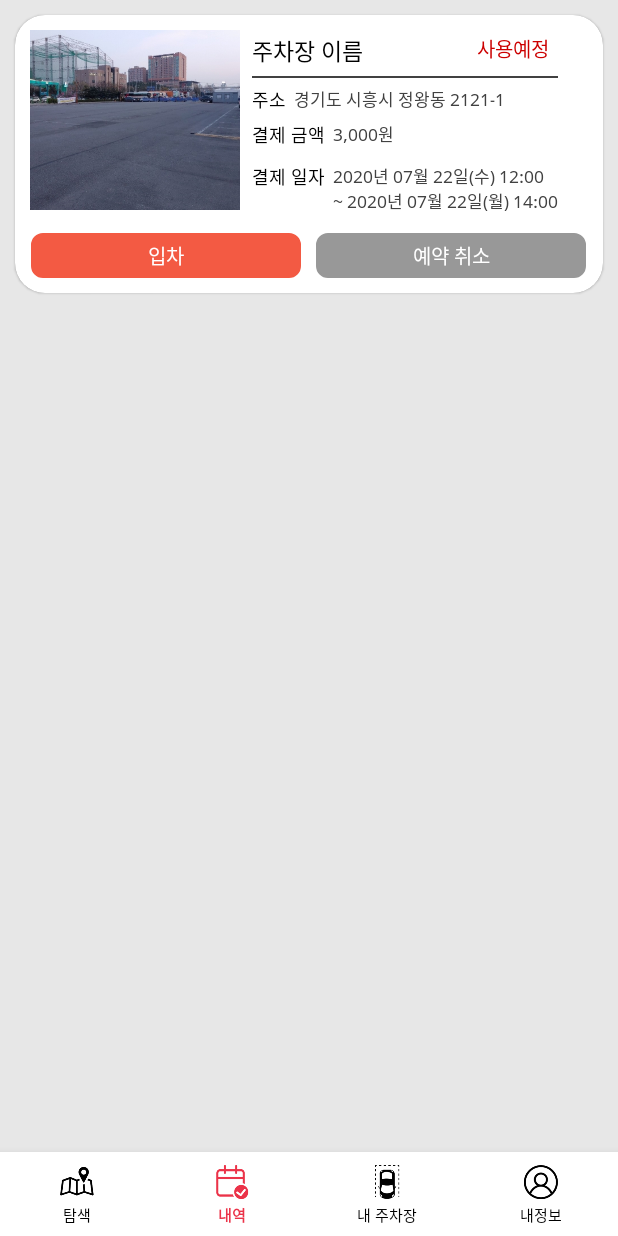
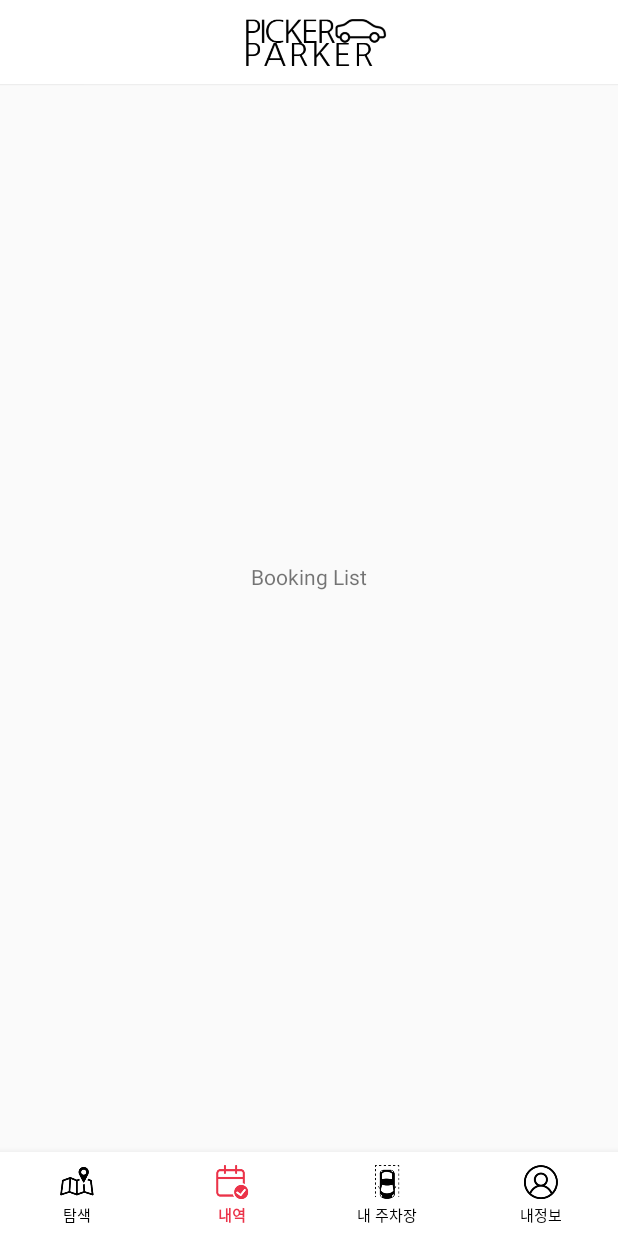
Before and after one commit to surimLee/PeterParker, an Android app: the screen it shows after launch (MainActivity), item 2 of the bottom bar chosen, on a phone screen of 412 x 824 dp. Run offline under Robolectric (Android 15) with nearby library versions, the phone set to English and light mode, and no system bars; libraries missing offline, so code that uses them is left out: com.google.maps.android.

Commit message:
Revert "Add Booking List item Edit fontfamily"
This reverts commit 47e2962d

```diff
--- a/app/build.gradle
+++ b/app/build.gradle
@@ -5,7 +5,7 @@ android {
     buildToolsVersion "30.0.0"
     defaultConfig {
         applicationId "kr.co.waytech.peterparker"
-        minSdkVersion 26
+        minSdkVersion 16
         targetSdkVersion 30
         versionCode 1
         versionName "1.0"
--- a/app/src/main/java/kr/co/waytech/peterparker/fragment/BookingListFragment.java
+++ b/app/src/main/java/kr/co/waytech/peterparker/fragment/BookingListFragment.java
@@ -32,8 +32,7 @@ public class BookingListFragment extends Fragment {
     @Nullable
     @Override
     public View onCreateView(@NonNull LayoutInflater inflater, @Nullable ViewGroup container, @Nullable Bundle savedInstanceState) {
-//        View view = inflater.inflate(R.layout.fragment_bookinglist, container,false);
-        View view = inflater.inflate(R.layout.booking_list_item, container,false);
+        View view = inflater.inflate(R.layout.fragment_bookinglist, container,false);
 
         return view;
     }
--- a/app/src/main/res/drawable/btn_gray.xml
+++ /dev/null
@@ -1,9 +0,0 @@
-<?xml version="1.0" encoding="utf-8"?>
-<shape
-    xmlns:android="http://schemas.android.com/apk/res/android"
-    android:shape="rectangle">
-    <corners android:radius="7dp"  />
-    <solid android:color="#989898"/>
-    <stroke android:color="#989898"/>
-    <stroke android:width="1dp"/>
-</shape>
--- a/app/src/main/res/drawable/whitecard.xml
+++ /dev/null
@@ -1,6 +0,0 @@
-<shape
-    xmlns:android="http://schemas.android.com/apk/res/android"
-    android:shape="rectangle">
-    <corners android:radius="20dp"  />
-    <solid android:color="@android:color/white"></solid>
-</shape>
--- a/app/src/main/res/layout/booking_list_item.xml
+++ /dev/null
@@ -1,174 +0,0 @@
-<?xml version="1.0" encoding="utf-8"?>
-<LinearLayout xmlns:android="http://schemas.android.com/apk/res/android"
-    xmlns:app="http://schemas.android.com/apk/res-auto"
-    xmlns:bind="http://schemas.android.com/tools"
-    android:orientation="vertical"
-    android:layout_width="match_parent"
-    android:layout_height="match_parent"
-    android:background="@color/lightgray">
-
-    <androidx.cardview.widget.CardView
-        android:layout_width="match_parent"
-        android:layout_height="185dp"
-        android:layout_gravity="center"
-        android:layout_marginHorizontal="10dp"
-        android:layout_marginVertical="10dp"
-        android:layout_marginBottom="50dp"
-        app:cardCornerRadius="20dp"
-        app:cardElevation="1dp">
-
-        <ImageView
-            android:layout_width="140dp"
-            android:layout_height="120dp"
-            android:adjustViewBounds="true"
-            android:layout_marginVertical="10dp"
-            android:layout_marginHorizontal="10dp"
-            android:background="@drawable/parkinglot1"/>
-
-            <LinearLayout
-                android:layout_width="wrap_content"
-                android:layout_height="wrap_content"
-                android:layout_marginLeft="158dp"
-                android:layout_marginTop="10dp"
-                android:orientation="vertical">
-
-                <LinearLayout
-                    android:layout_width="wrap_content"
-                    android:layout_height="wrap_content">
-
-                    <TextView
-                        android:layout_width="150dp"
-                        android:layout_height="wrap_content"
-                        android:text="주차장 이름"
-                        android:fontFamily="@font/notosans_regular"
-                        android:textColor="#000000"
-                        android:layout_marginTop="2dp"
-                        android:textSize="15sp" />
-
-                    <TextView
-                        android:layout_width="wrap_content"
-                        android:layout_height="wrap_content"
-                        android:text="사용예정"
-                        android:textColor="@android:color/holo_red_dark"
-                        android:fontFamily="@font/notosans_regular"
-                        android:textSize="13sp" />
-                </LinearLayout>
-
-                <View
-                    android:id="@+id/view"
-                    android:layout_width="match_parent"
-                    android:layout_height="1dp"
-                    android:layout_alignParentTop="true"
-                    android:layout_centerHorizontal="true"
-                    android:layout_marginTop="5dp"
-                    android:background="@color/darkgray"></View>
-
-                <LinearLayout
-                    android:layout_width="wrap_content"
-                    android:layout_height="wrap_content"
-                    android:layout_marginTop="5dp" >
-
-                    <TextView
-                        android:layout_width="wrap_content"
-                        android:layout_height="wrap_content"
-                        android:text="주소"
-                        android:fontFamily="@font/notosans_regular"
-                        android:textColor="#000000"
-                        android:textSize="12sp" />
-
-                    <TextView
-                        android:layout_width="wrap_content"
-                        android:layout_height="wrap_content"
-                        android:layout_gravity="center_vertical"
-                        android:layout_marginLeft="5dp"
-                        android:text="경기도 시흥시 정왕동 2121-1 "
-                        android:fontFamily="@font/notosans_regular"
-                        android:textColor="@color/darkgray"
-                        android:textSize="11sp" />
-
-                </LinearLayout>
-
-                <LinearLayout
-                    android:layout_width="wrap_content"
-                    android:layout_height="wrap_content"
-                    android:layout_marginTop="5dp">
-
-                    <TextView
-                        android:layout_width="wrap_content"
-                        android:layout_height="wrap_content"
-                        android:text="결제 금액"
-                        android:fontFamily="@font/notosans_regular"
-                        android:textColor="#000000"
-                        android:textSize="12sp" />
-
-                    <TextView
-                        android:layout_width="wrap_content"
-                        android:layout_height="wrap_content"
-                        android:layout_gravity="center_vertical"
-                        android:layout_marginLeft="5dp"
-                        android:text="3,000원"
-                        android:fontFamily="@font/notosans_regular"
-                        android:textColor="@color/darkgray"
-                        android:textSize="11sp" />
-
-                </LinearLayout>
-
-                <LinearLayout
-                    android:layout_width="wrap_content"
-                    android:layout_height="wrap_content"
-                    android:layout_marginTop="10dp">
-
-                    <TextView
-                        android:layout_width="wrap_content"
-                        android:layout_height="wrap_content"
-                        android:text="결제 일자"
-                        android:fontFamily="@font/notosans_regular"
-                        android:textColor="#000000"
-                        android:textSize="12sp" />
-
-                    <TextView
-                        android:layout_width="wrap_content"
-                        android:layout_height="wrap_content"
-                        android:layout_gravity="center_vertical"
-                        android:layout_marginLeft="5dp"
-                        android:text="2020년 07월 22일(수) 12:00\n~ 2020년 07월 22일(월) 14:00"
-                        android:fontFamily="@font/notosans_regular"
-                        android:textColor="@color/darkgray"
-                        android:textSize="11sp" />
-
-                </LinearLayout>
-            </LinearLayout>
-
-        <LinearLayout
-            android:layout_width="wrap_content"
-            android:layout_height="wrap_content"
-            android:layout_gravity="center_horizontal">
-
-            <Button
-                style="?android:attr/borderlessButtonStyle"
-                android:layout_width="180dp"
-                android:layout_height="30dp"
-                android:layout_marginTop="145dp"
-                android:background="@drawable/btn_orange"
-                android:fontFamily="@font/notosans_regular"
-                android:text="입차"
-                android:textColor="@android:color/white"
-                android:textSize="13sp" />
-
-            <Button
-                style="?android:attr/borderlessButtonStyle"
-                android:layout_width="180dp"
-                android:layout_height="30dp"
-                android:layout_marginLeft="10dp"
-                android:layout_marginTop="145dp"
-                android:background="@drawable/btn_gray"
-                android:fontFamily="@font/notosans_regular"
-                android:text="예약 취소"
-                android:textColor="@android:color/white"
-                android:textSize="13sp" />
-
-
-        </LinearLayout>
-
-    </androidx.cardview.widget.CardView>
-</LinearLayout>
```
Also changed, not shown: app/src/main/res/font/notosans.xml (deleted, +0 -17 lines), app/src/main/res/layout/activity_login.xml (+6 -6 lines), app/src/main/res/layout/activity_signup.xml (+26 -26 lines), app/src/main/res/layout/activity_splash.xml (+4 -7 lines), app/src/main/res/layout/fragment_profile.xml (+12 -14 lines), app/src/main/res/drawable/parkinglot1.png (deleted), app/src/main/res/font/notosans_bold.ttf (deleted), app/src/main/res/font/notosans_regular.ttf (deleted).
